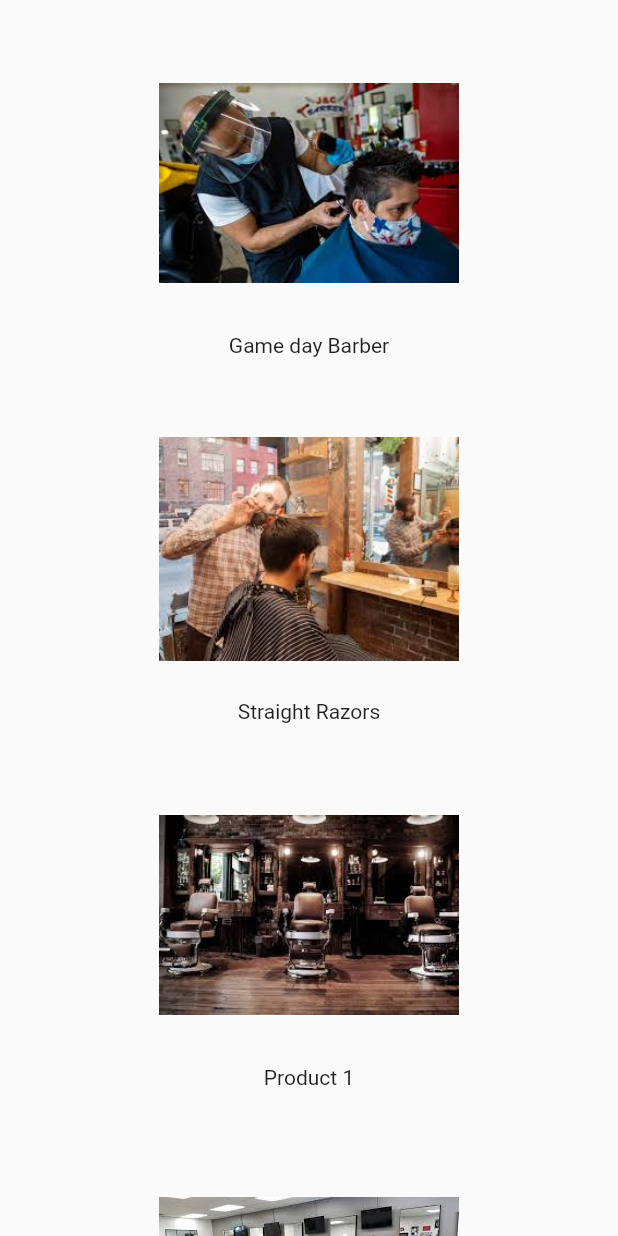
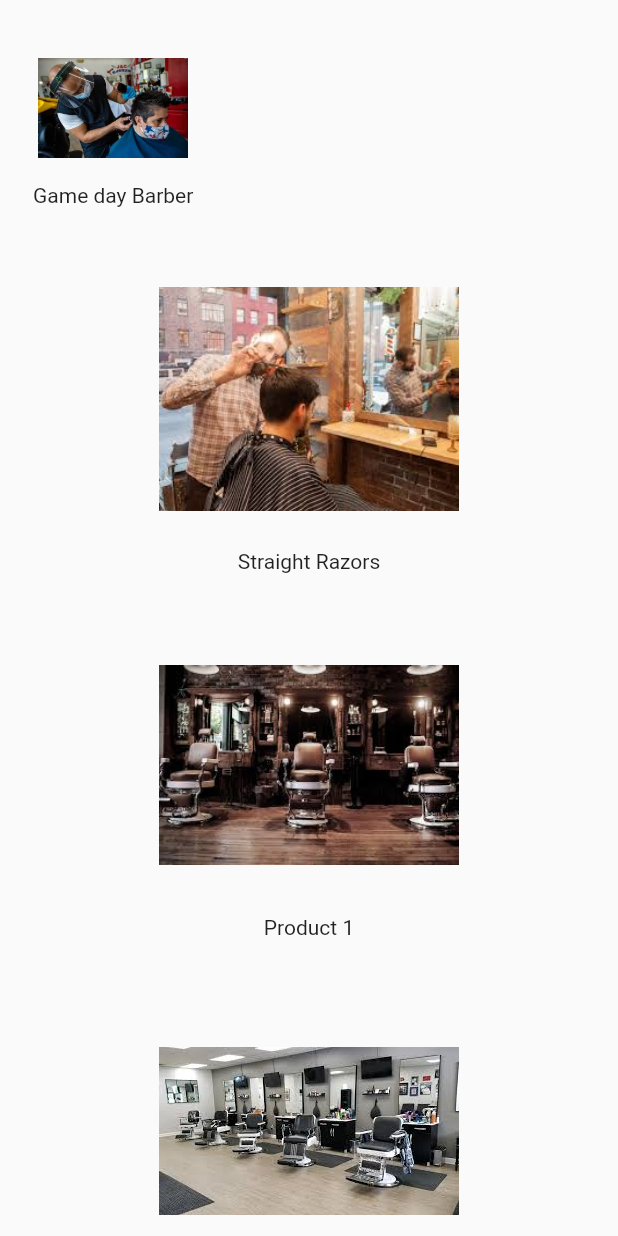
Before and after one commit to SabihSK/Flutter-Apps, a Flutter app: the screen it shows after launch, on a phone screen of 412 x 824 dp. Run offline on Flutter 3.47's test engine with Material 2 defaults, Android fonts, the phone set to English and light mode, and no system bars.

Commit message:
home.dara is updated.

```diff
--- a/listView/listView/lib/home.dart
+++ b/listView/listView/lib/home.dart
@@ -17,15 +17,19 @@ class _HomeState extends State<Home> {
         children: <Widget>[
           Padding(
             padding: EdgeInsets.all(14.0),
-            child: Column(
-              mainAxisAlignment: MainAxisAlignment.center,
-              children: <Widget>[
-                Image.asset(
-                  'assets/images/images.jpg',
-                  height: 200,
-                  width: 200,
+            child: Row(
+              children: [
+                Column(
+                  mainAxisAlignment: MainAxisAlignment.center,
+                  children: <Widget>[
+                    Image.asset(
+                      'assets/images/images.jpg',
+                      height: 100,
+                      width: 100,
+                    ),
+                    Text('Game day Barber'),
+                  ],
                 ),
-                Text('Game day Barber'),
               ],
             ),
           ),
```
